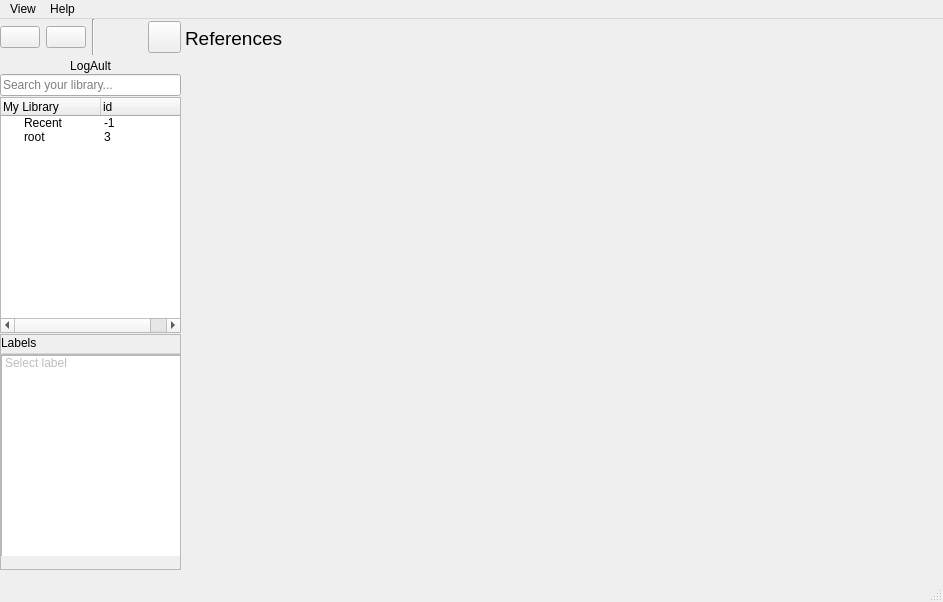
Above: logault.ui from SyedHusaini/LOGault before the change. Below: the same form after it.
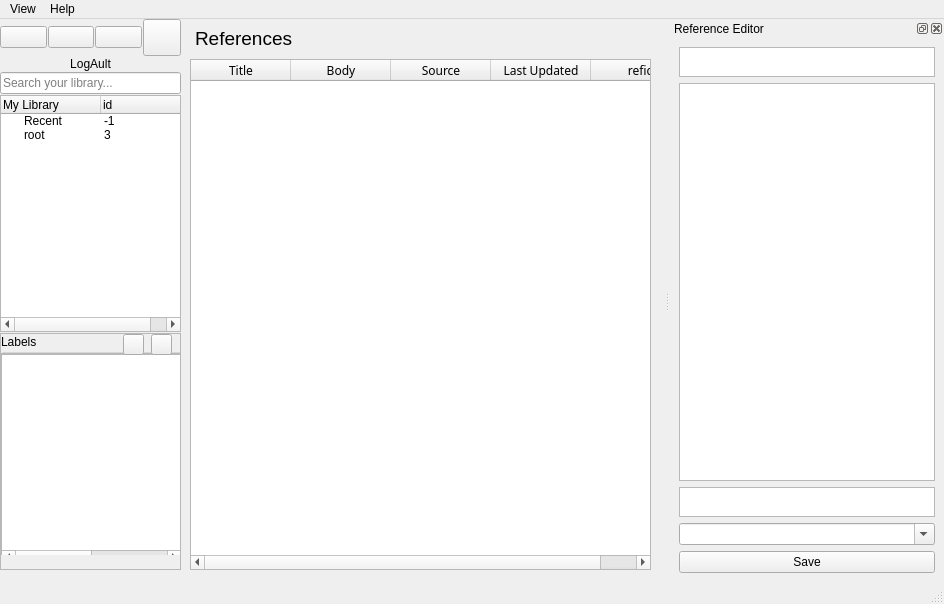
That is the form after the change. Icons and pictures are not drawn.

Commit message: gui inserted categories populated

```diff
--- a/logault.ui
+++ b/logault.ui
@@ -6,24 +6,29 @@
    <rect>
     <x>0</x>
     <y>0</y>
-    <width>943</width>
-    <height>602</height>
+    <width>944</width>
+    <height>604</height>
    </rect>
   </property>
   <property name="windowTitle">
    <string>MainWindow</string>
   </property>
   <widget class="QWidget" name="centralwidget">
-   <widget class="QWidget" name="horizontalLayoutWidget">
+   <widget class="QWidget" name="verticalLayoutWidget">
     <property name="geometry">
      <rect>
       <x>0</x>
       <y>0</y>
       <width>181</width>
-      <height>36</height>
+      <height>551</height>
      </rect>
     </property>
-    <layout class="QHBoxLayout" name="toobox">
+    <layout class="QVBoxLayout" name="cat_and_lab_container">
+     <property name="spacing">
+      <number>1</number>
+     </property>
+     <item>
+      <layout class="QHBoxLayout" name="toolbox">
      <item>
       <widget class="QPushButton" name="new_reference_button">
        <property name="text">
@@ -52,32 +57,29 @@
        </property>
        <property name="iconSize">
         <size>
+           <width>30</width>
+           <height>30</height>
+          </size>
+         </property>
+        </widget>
+       </item>
+       <item>
+        <widget class="QPushButton" name="delete_category_button">
+         <property name="text">
+          <string/>
+         </property>
+         <property name="icon">
+          <iconset>
+           <normaloff>icons/bind.png</normaloff>icons/bind.png</iconset>
+         </property>
+         <property name="iconSize">
+          <size>
          <width>25</width>
          <height>25</height>
         </size>
        </property>
       </widget>
      </item>
-     <item>
-      <widget class="Line" name="line">
-       <property name="orientation">
-        <enum>Qt::Vertical</enum>
-       </property>
-      </widget>
-     </item>
-     <item>
-      <spacer name="horizontalSpacer_2">
-       <property name="orientation">
-        <enum>Qt::Horizontal</enum>
-       </property>
-       <property name="sizeHint" stdset="0">
-        <size>
-         <width>40</width>
-         <height>20</height>
-        </size>
-       </property>
-      </spacer>
-     </item>
      <item>
       <widget class="QToolButton" name="new_dir_button">
        <property name="text">
@@ -89,27 +91,14 @@
        </property>
        <property name="iconSize">
         <size>
-         <width>25</width>
-         <height>25</height>
+           <width>30</width>
+           <height>30</height>
         </size>
        </property>
       </widget>
      </item>
     </layout>
-   </widget>
-   <widget class="QWidget" name="verticalLayoutWidget">
-    <property name="geometry">
-     <rect>
-      <x>0</x>
-      <y>40</y>
-      <width>181</width>
-      <height>511</height>
-     </rect>
-    </property>
-    <layout class="QVBoxLayout" name="cat_and_lab_container">
-     <property name="spacing">
-      <number>1</number>
-     </property>
+     </item>
      <item>
       <widget class="QLabel" name="label">
        <property name="text">
@@ -185,7 +174,7 @@
           <x>0</x>
           <y>0</y>
           <width>177</width>
-          <height>232</height>
+          <height>231</height>
          </rect>
         </property>
         <widget class="QGroupBox" name="groupBox">
@@ -221,26 +210,101 @@
              <height>209</height>
             </rect>
            </property>
-           <widget class="QListWidget" name="label_list">
+           <widget class="QTableWidget" name="label_table">
             <property name="geometry">
              <rect>
               <x>0</x>
               <y>0</y>
-              <width>180</width>
+              <width>181</width>
               <height>211</height>
              </rect>
             </property>
-            <item>
+            <property name="mouseTracking">
+             <bool>true</bool>
+            </property>
+            <property name="focusPolicy">
+             <enum>Qt::ClickFocus</enum>
+            </property>
+            <property name="lineWidth">
+             <number>1</number>
+            </property>
+            <property name="editTriggers">
+             <set>QAbstractItemView::NoEditTriggers</set>
+            </property>
+            <property name="showDropIndicator" stdset="0">
+             <bool>true</bool>
+            </property>
+            <property name="dragDropOverwriteMode">
+             <bool>false</bool>
+            </property>
+            <property name="selectionBehavior">
+             <enum>QAbstractItemView::SelectRows</enum>
+            </property>
+            <property name="showGrid">
+             <bool>false</bool>
+            </property>
+            <attribute name="horizontalHeaderVisible">
+             <bool>false</bool>
+            </attribute>
+            <attribute name="horizontalHeaderDefaultSectionSize">
+             <number>100</number>
+            </attribute>
+            <attribute name="verticalHeaderVisible">
+             <bool>false</bool>
+            </attribute>
+            <column>
              <property name="text">
-              <string>Select label</string>
+              <string>label</string>
              </property>
-             <property name="flags">
-              <set>ItemIsSelectable</set>
+            </column>
+            <column>
+             <property name="text">
+              <string>id</string>
              </property>
-            </item>
+            </column>
            </widget>
           </widget>
          </widget>
+         <widget class="QPushButton" name="plus_label">
+          <property name="geometry">
+           <rect>
+            <x>150</x>
+            <y>0</y>
+            <width>21</width>
+            <height>21</height>
+           </rect>
+          </property>
+          <property name="text">
+           <string/>
+          </property>
+          <property name="icon">
+           <iconset>
+            <normaloff>icons/plus.png</normaloff>icons/plus.png</iconset>
+          </property>
+         </widget>
+         <widget class="QPushButton" name="minus_label">
+          <property name="geometry">
+           <rect>
+            <x>122</x>
+            <y>0</y>
+            <width>21</width>
+            <height>21</height>
+           </rect>
+          </property>
+          <property name="text">
+           <string/>
+          </property>
+          <property name="icon">
+           <iconset>
+            <normaloff>icons/minus.png</normaloff>icons/minus.png</iconset>
+          </property>
+          <property name="iconSize">
+           <size>
+            <width>23</width>
+            <height>23</height>
+           </size>
+          </property>
+         </widget>
         </widget>
        </widget>
       </widget>
@@ -250,7 +314,7 @@
    <widget class="QLabel" name="ref_box_title">
     <property name="geometry">
      <rect>
-      <x>180</x>
+      <x>190</x>
       <y>0</y>
       <width>459</width>
       <height>39</height>
@@ -260,13 +324,108 @@
      <string>&lt;html&gt;&lt;head/&gt;&lt;body&gt;&lt;table border=&quot;0&quot; style=&quot; margin-top:0px; margin-bottom:0px; margin-left:0px; margin-right:0px;&quot; cellspacing=&quot;2&quot; cellpadding=&quot;0&quot;&gt;&lt;tr&gt;&lt;td&gt;&lt;p&gt;&lt;img src=&quot;icons/reference.png&quot; width=&quot;25&quot; height=&quot;25&quot;/&gt;&lt;/p&gt;&lt;/td&gt;&lt;td&gt;&lt;p&gt;&lt;span style=&quot; font-size:14pt;&quot;&gt;References&lt;/span&gt;&lt;/p&gt;&lt;/td&gt;&lt;/tr&gt;&lt;/table&gt;&lt;/body&gt;&lt;/html&gt;</string>
     </property>
    </widget>
+   <widget class="QTableWidget" name="reference_table">
+    <property name="geometry">
+     <rect>
+      <x>190</x>
+      <y>40</y>
+      <width>461</width>
+      <height>511</height>
+     </rect>
+    </property>
+    <property name="font">
+     <font>
+      <family>Small Fonts</family>
+      <pointsize>9</pointsize>
+     </font>
+    </property>
+    <property name="mouseTracking">
+     <bool>true</bool>
+    </property>
+    <property name="focusPolicy">
+     <enum>Qt::ClickFocus</enum>
+    </property>
+    <property name="editTriggers">
+     <set>QAbstractItemView::NoEditTriggers</set>
+    </property>
+    <property name="dragDropOverwriteMode">
+     <bool>false</bool>
+    </property>
+    <property name="alternatingRowColors">
+     <bool>true</bool>
+    </property>
+    <property name="selectionBehavior">
+     <enum>QAbstractItemView::SelectRows</enum>
+    </property>
+    <property name="verticalScrollMode">
+     <enum>QAbstractItemView::ScrollPerPixel</enum>
+    </property>
+    <property name="horizontalScrollMode">
+     <enum>QAbstractItemView::ScrollPerPixel</enum>
+    </property>
+    <attribute name="horizontalHeaderVisible">
+     <bool>true</bool>
+    </attribute>
+    <attribute name="horizontalHeaderCascadingSectionResizes">
+     <bool>false</bool>
+    </attribute>
+    <attribute name="horizontalHeaderDefaultSectionSize">
+     <number>100</number>
+    </attribute>
+    <attribute name="horizontalHeaderHighlightSections">
+     <bool>true</bool>
+    </attribute>
+    <attribute name="horizontalHeaderMinimumSectionSize">
+     <number>15</number>
+    </attribute>
+    <attribute name="horizontalHeaderShowSortIndicator" stdset="0">
+     <bool>true</bool>
+    </attribute>
+    <attribute name="horizontalHeaderStretchLastSection">
+     <bool>true</bool>
+    </attribute>
+    <attribute name="verticalHeaderVisible">
+     <bool>false</bool>
+    </attribute>
+    <attribute name="verticalHeaderHighlightSections">
+     <bool>true</bool>
+    </attribute>
+    <attribute name="verticalHeaderMinimumSectionSize">
+     <number>15</number>
+    </attribute>
+    <column>
+     <property name="text">
+      <string>Title</string>
+     </property>
+    </column>
+    <column>
+     <property name="text">
+      <string>Body</string>
+     </property>
+    </column>
+    <column>
+     <property name="text">
+      <string>Source</string>
+     </property>
+    </column>
+    <column>
+     <property name="text">
+      <string>Last Updated</string>
+     </property>
+    </column>
+    <column>
+     <property name="text">
+      <string>refid</string>
+     </property>
+    </column>
+   </widget>
   </widget>
   <widget class="QMenuBar" name="menubar">
    <property name="geometry">
     <rect>
      <x>0</x>
      <y>0</y>
-     <width>943</width>
+     <width>944</width>
      <height>26</height>
     </rect>
    </property>
@@ -285,6 +444,73 @@
    <addaction name="menuHelp"/>
   </widget>
   <widget class="QStatusBar" name="statusbar"/>
+  <widget class="QDockWidget" name="newReference">
+   <property name="mouseTracking">
+    <bool>true</bool>
+   </property>
+   <property name="features">
+    <set>QDockWidget::DockWidgetClosable|QDockWidget::DockWidgetFloatable</set>
+   </property>
+   <property name="windowTitle">
+    <string>Reference Editor</string>
+   </property>
+   <attribute name="dockWidgetArea">
+    <number>2</number>
+   </attribute>
+   <widget class="QWidget" name="dockWidgetContents">
+    <layout class="QVBoxLayout" name="verticalLayout">
+     <item>
+      <widget class="QPlainTextEdit" name="titleBar">
+       <property name="maximumSize">
+        <size>
+         <width>16777215</width>
+         <height>30</height>
+        </size>
+       </property>
+       <property name="font">
+        <font>
+         <weight>75</weight>
+         <bold>true</bold>
+        </font>
+       </property>
+      </widget>
+     </item>
+     <item>
+      <widget class="QPlainTextEdit" name="bodyBar"/>
+     </item>
+     <item>
+      <widget class="QPlainTextEdit" name="sourceBar">
+       <property name="maximumSize">
+        <size>
+         <width>16777215</width>
+         <height>30</height>
+        </size>
+       </property>
+      </widget>
+     </item>
+     <item>
+      <widget class="QComboBox" name="comboBox">
+       <property name="mouseTracking">
+        <bool>true</bool>
+       </property>
+       <property name="editable">
+        <bool>true</bool>
+       </property>
+       <property name="currentText">
+        <string/>
+       </property>
+      </widget>
+     </item>
+     <item>
+      <widget class="QPushButton" name="saveButton">
+       <property name="text">
+        <string>Save</string>
+       </property>
+      </widget>
+     </item>
+    </layout>
+   </widget>
+  </widget>
   <action name="actionAbout_Us">
    <property name="text">
     <string>About Us</string>
```
Left out of the diff: 19 changed lines with no effect on the pictures. Lines whose indentation alone changed are shown as unchanged. The commit also changes 3 other files.
